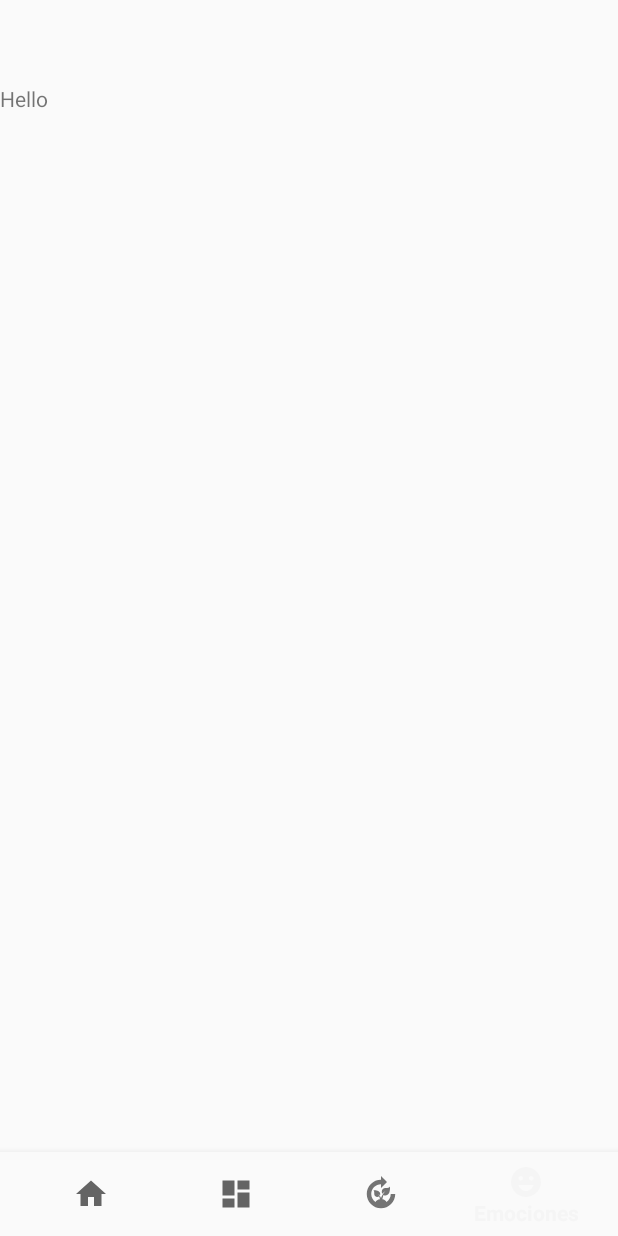
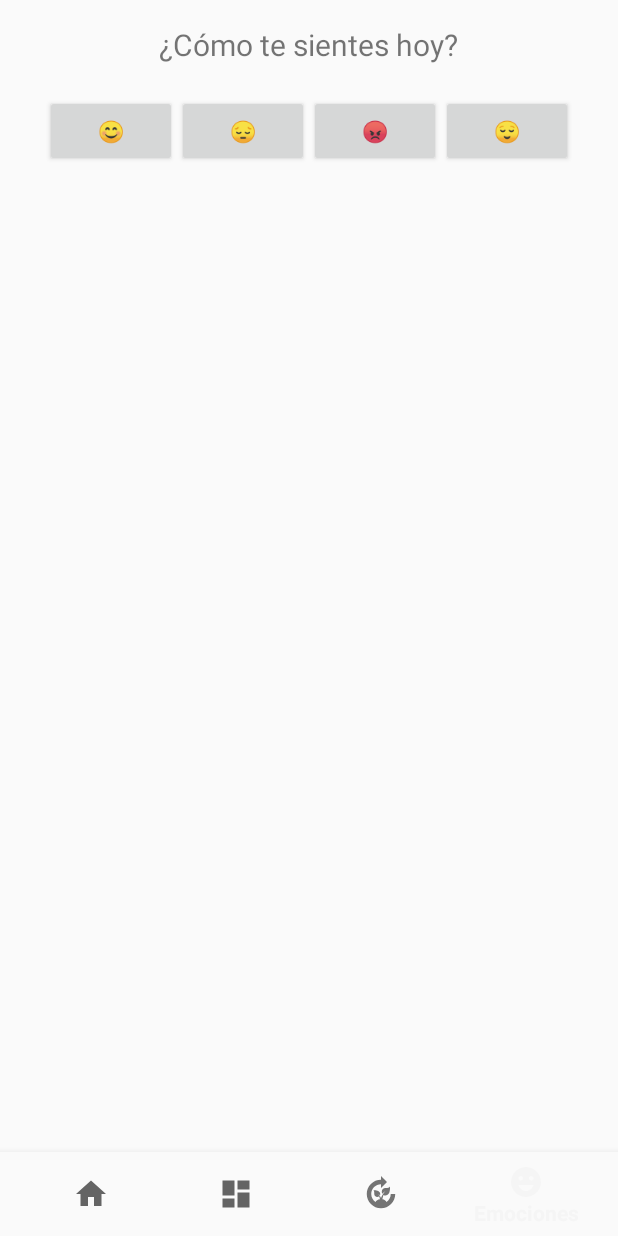
Before and after one commit to Ahjin-arch/backup-MentalLy, an Android app: the EmotionFragment screen opened through its navigation route, on a phone screen of 412 x 824 dp. Before the commit the screen is almost empty. Run offline under Robolectric (Android 15) with nearby library versions, the phone set to English and light mode, and no system bars; our stand-ins replace Room's generated code, navigation-ui; 2 statements that could not run were skipped.

Commit message:
segundo modulo casi-funcional: emosiones...

```diff
--- a/app/src/main/java/com/example/myaply/data/AppDatabase.java
+++ b/app/src/main/java/com/example/myaply/data/AppDatabase.java
@@ -6,12 +6,13 @@ import androidx.room.Database;
 import androidx.room.Room;
 import androidx.room.RoomDatabase;
 
-@Database(entities = {Habit.class}, version = 1)
+@Database(entities = {Habit.class, EmotionEntry.class}, version = 2)
 public abstract class AppDatabase extends RoomDatabase {
 
     private static AppDatabase instance;
 
     public abstract HabitDao habitDao();
+    public abstract EmotionDao emotionDao();
 
 
     public static synchronized AppDatabase getInstance(Context context) {
--- a/app/src/main/java/com/example/myaply/data/HabitDao.java
+++ b/app/src/main/java/com/example/myaply/data/HabitDao.java
@@ -2,6 +2,7 @@ package com.example.myaply.data;
 
 import androidx.lifecycle.LiveData;
 import androidx.room.Dao;
+import androidx.room.Delete;
 import androidx.room.Insert;
 import androidx.room.Query;
 
@@ -15,4 +16,8 @@ public interface HabitDao {
 
     @Query("SELECT * FROM habits ORDER BY id DESC")
     LiveData<List<Habit>> getAllHabits();
+
+    @Delete
+    void deleteHabit(Habit habit);
+
 }
--- a/app/src/main/java/com/example/myaply/data/entities/Emotion.java
+++ /dev/null
@@ -1,4 +0,0 @@
-package com.example.myaply.data.entities;
-
-public class Emotion {
-}
--- a/app/src/main/java/com/example/myaply/ui/emotion/EmotionFragment.java
+++ b/app/src/main/java/com/example/myaply/ui/emotion/EmotionFragment.java
@@ -2,6 +2,7 @@ package com.example.myaply.ui.emotion;
 
 import androidx.lifecycle.ViewModelProvider;
 
+import android.icu.text.SimpleDateFormat;
 import android.os.Bundle;
 
 import androidx.annotation.NonNull;
@@ -11,28 +12,44 @@ import androidx.fragment.app.Fragment;
 import android.view.LayoutInflater;
 import android.view.View;
 import android.view.ViewGroup;
+import android.widget.Button;
+import android.widget.TextView;
 
 import com.example.myaply.R;
+import com.example.myaply.data.EmotionEntry;
+
+import java.util.Date;
+import java.util.Locale;
 
 public class EmotionFragment extends Fragment {
 
-    private EmotionViewModel mViewModel;
+    private EmotionViewModel emotionViewModel;
+    private TextView tvStatus;
 
-    public static EmotionFragment newInstance() {
-        return new EmotionFragment();
+    @Nullable
+    @Override
+    public View onCreateView(@NonNull LayoutInflater inflater,
+                             @Nullable ViewGroup container,
+                             @Nullable Bundle savedInstanceState) {
+        View view = inflater.inflate(R.layout.fragment_emotion, container, false);
+
+        emotionViewModel = new ViewModelProvider(this).get(EmotionViewModel.class);
+        tvStatus = view.findViewById(R.id.tv_status);
+
+        setupEmotionButton(view.findViewById(R.id.btn_happy), "😊");
+        setupEmotionButton(view.findViewById(R.id.btn_sad), "😔");
+        setupEmotionButton(view.findViewById(R.id.btn_angry), "😡");
+        setupEmotionButton(view.findViewById(R.id.btn_relaxed), "😌");
+
+        return view;
     }
 
-    @Override
-    public View onCreateView(@NonNull LayoutInflater inflater, @Nullable ViewGroup container,
-                             @Nullable Bundle savedInstanceState) {
-        return inflater.inflate(R.layout.fragment_emotion, container, false);
+    private void setupEmotionButton(Button button, String emoji) {
+        button.setOnClickListener(v -> {
+            String today = new SimpleDateFormat("yyyy-MM-dd", Locale.getDefault()).format(new Date());
+            EmotionEntry entry = new EmotionEntry(emoji, today);
+            emotionViewModel.insertEmotion(entry);
+            tvStatus.setText("Estado registrado: " + emoji);
+        });
     }
-
-    @Override
-    public void onActivityCreated(@Nullable Bundle savedInstanceState) {
-        super.onActivityCreated(savedInstanceState);
-        mViewModel = new ViewModelProvider(this).get(EmotionViewModel.class);
-        // TODO: Use the ViewModel
-    }
-
 }
--- a/app/src/main/java/com/example/myaply/ui/emotion/EmotionViewModel.java
+++ b/app/src/main/java/com/example/myaply/ui/emotion/EmotionViewModel.java
@@ -1,7 +1,35 @@
 package com.example.myaply.ui.emotion;
 
-import androidx.lifecycle.ViewModel;
+import android.app.Application;
 
-public class EmotionViewModel extends ViewModel {
-    // TODO: Implement the ViewModel
+import androidx.annotation.NonNull;
+import androidx.lifecycle.AndroidViewModel;
+import androidx.lifecycle.LiveData;
+import androidx.room.Room;
+
+import com.example.myaply.data.AppDatabase;
+import com.example.myaply.data.EmotionDao;
+import com.example.myaply.data.EmotionEntry;
+
+import java.util.List;
+
+public class EmotionViewModel extends AndroidViewModel {
+    private EmotionDao emotionDao;
+    private LiveData<List<EmotionEntry>> emotions;
+
+    public EmotionViewModel(@NonNull Application application) {
+        super(application);
+        AppDatabase db = Room.databaseBuilder(application,
+                AppDatabase.class, "habit-db").build();
+        emotionDao = db.emotionDao();
+        emotions = emotionDao.getAllEmotions();
+    }
+
+    public LiveData<List<EmotionEntry>> getAllEmotions() {
+        return emotions;
+    }
+
+    public void insertEmotion(EmotionEntry entry) {
+        new Thread(() -> emotionDao.insertEmotion(entry)).start();
+    }
 }
--- a/app/src/main/java/com/example/myaply/ui/habit/HabitViewModel.java
+++ b/app/src/main/java/com/example/myaply/ui/habit/HabitViewModel.java
@@ -31,4 +31,9 @@ public class HabitViewModel extends AndroidViewModel {
     public void insertHabit(Habit habit) {
         new Thread(() -> habitDao.insertHabit(habit)).start(); // Ejecutar en hilo para evitar bloquear la UI
     }
+
+    public void deleteHabit(Habit habit) {
+        new Thread(() -> habitDao.deleteHabit(habit)).start();
+    }
+
 }
--- a/app/src/main/res/layout/activity_main.xml
+++ b/app/src/main/res/layout/activity_main.xml
@@ -4,7 +4,7 @@
     android:id="@+id/container"
     android:layout_width="match_parent"
     android:layout_height="match_parent"
-    android:paddingTop="?attr/actionBarSize">
+    android:clipToPadding="?attr/actionBarSize">
 
     <com.google.android.material.bottomnavigation.BottomNavigationView
         android:id="@+id/nav_view"
--- a/app/src/main/res/layout/fragment_emotion.xml
+++ b/app/src/main/res/layout/fragment_emotion.xml
@@ -1,13 +1,67 @@
 <?xml version="1.0" encoding="utf-8"?>
-<FrameLayout xmlns:android="http://schemas.android.com/apk/res/android"
-    xmlns:tools="http://schemas.android.com/tools"
-    android:layout_width="match_parent"
-    android:layout_height="match_parent"
-    tools:context=".ui.emotion.EmotionFragment">
-
-    <TextView
+    <LinearLayout xmlns:android="http://schemas.android.com/apk/res/android"
+        xmlns:app="http://schemas.android.com/apk/res-auto"
+        xmlns:tools="http://schemas.android.com/tools"
+        android:orientation="vertical"
         android:layout_width="match_parent"
         android:layout_height="match_parent"
-        android:text="Hello" />
+        android:padding="16dp"
+        tools:context=".ui.emotion.EmotionFragment"
+        >
 
-</FrameLayout>
+        <TextView
+            android:layout_width="wrap_content"
+            android:layout_height="wrap_content"
+            android:text="¿Cómo te sientes hoy?"
+            android:textSize="20sp"
+            android:layout_gravity="center_horizontal"
+            android:layout_marginBottom="20dp" />
+
+        <LinearLayout
+            android:layout_width="match_parent"
+            android:layout_height="wrap_content"
+            android:orientation="horizontal"
+            android:gravity="center">
+
+            <Button
+                android:layout_width="wrap_content"
+                android:layout_height="wrap_content"
+                app:layout_constraintEnd_toEndOf="parent"
+                app:layout_constraintStart_toStartOf="parent"
+                app:layout_constraintTop_toTopOf="parent"
+                android:id="@+id/btn_happy"
+                android:text="😊" />
+            <Button
+                android:layout_width="wrap_content"
+                android:layout_height="wrap_content"
+                app:layout_constraintEnd_toEndOf="parent"
+                app:layout_constraintStart_toStartOf="parent"
+                app:layout_constraintTop_toTopOf="parent"
+                android:id="@+id/btn_sad"
+                android:text="😔" />
+            <Button
+                android:layout_width="wrap_content"
+                android:layout_height="wrap_content"
+                app:layout_constraintEnd_toEndOf="parent"
+                app:layout_constraintStart_toStartOf="parent"
+                app:layout_constraintTop_toTopOf="parent"
+                android:id="@+id/btn_angry"
+                android:text="😡" />
+            <Button
+                android:layout_width="wrap_content"
+                android:layout_height="wrap_content"
+                app:layout_constraintEnd_toEndOf="parent"
+                app:layout_constraintStart_toStartOf="parent"
+                app:layout_constraintTop_toTopOf="parent"
+                android:id="@+id/btn_relaxed"
+                android:text="😌" />
+        </LinearLayout>
+
+        <TextView
+            android:id="@+id/tv_status"
+            android:layout_width="match_parent"
+            android:layout_height="wrap_content"
+            android:text=""
+            android:gravity="center"
+            android:layout_marginTop="16dp" />
+    </LinearLayout>
```
Also changed, not shown: app/src/main/java/com/example/myaply/data/EmotionEntry.java (added, +21 -0 lines), app/src/main/java/com/example/myaply/ui/habit/HabitAdapter.java (+20 -0 lines), app/src/main/java/com/example/myaply/ui/habit/HabitFragment.java (+15 -0 lines).
